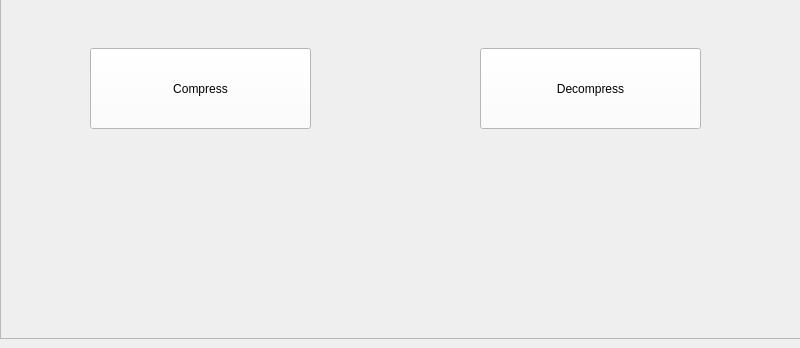
This is mainwindow.ui in Praju2002/miniproject as Qt 5 draws it before an edit; both pictures show x 0 to 800 and y 252 to 600 of the 800 by 600 pixel window. The edited form follows.
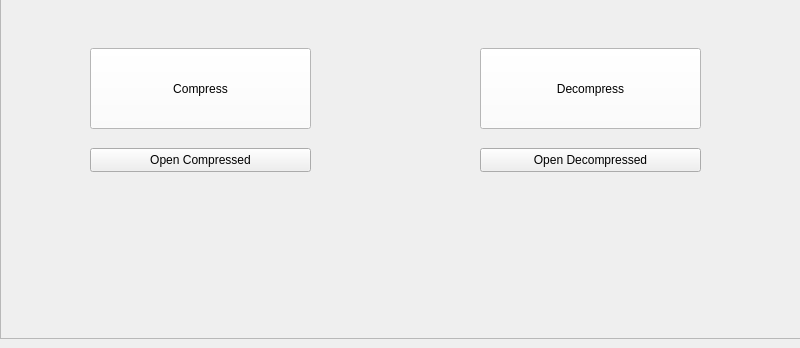
This is the edited form.

Patch:
```diff
--- a/mainwindow.ui
+++ b/mainwindow.ui
@@ -120,6 +120,32 @@
       <string>&lt;html&gt;&lt;head/&gt;&lt;body&gt;&lt;p align=&quot;justify&quot;&gt;&lt;br/&gt;&lt;/p&gt;&lt;/body&gt;&lt;/html&gt;</string>
      </property>
     </widget>
+    <widget class="QPushButton" name="compressFileOpen">
+     <property name="geometry">
+      <rect>
+       <x>90</x>
+       <y>430</y>
+       <width>221</width>
+       <height>24</height>
+      </rect>
+     </property>
+     <property name="text">
+      <string>Open Compressed</string>
+     </property>
+    </widget>
+    <widget class="QPushButton" name="decompressFileOpen">
+     <property name="geometry">
+      <rect>
+       <x>480</x>
+       <y>430</y>
+       <width>221</width>
+       <height>24</height>
+      </rect>
+     </property>
+     <property name="text">
+      <string>Open Decompressed</string>
+     </property>
+    </widget>
    </widget>
   </widget>
  </widget>
```
